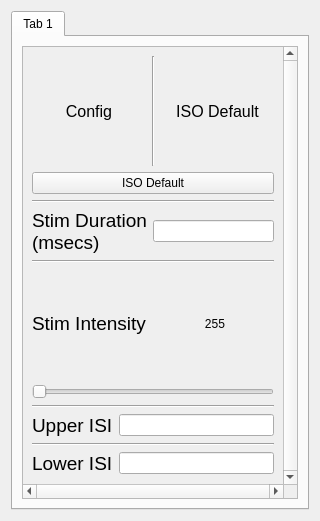
Qt form Unused/UIFiles/new_drt_tab_contents.ui (USnark772/-RSCompanionV1) before a commit.
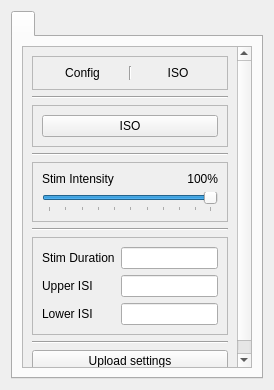
The same form after that commit.

Patch:
```diff
--- a/Unused/UIFiles/new_drt_tab_contents.ui
+++ b/Unused/UIFiles/new_drt_tab_contents.ui
@@ -6,71 +6,50 @@
    <rect>
     <x>0</x>
     <y>0</y>
-    <width>320</width>
-    <height>521</height>
+    <width>274</width>
+    <height>390</height>
    </rect>
   </property>
   <property name="windowTitle">
    <string>Form</string>
   </property>
-  <layout class="QVBoxLayout" name="verticalLayout_2">
+  <layout class="QVBoxLayout" name="verticalLayout">
    <item>
     <widget class="QTabWidget" name="tabWidget">
-     <property name="sizePolicy">
-      <sizepolicy hsizetype="Minimum" vsizetype="Minimum">
-       <horstretch>0</horstretch>
-       <verstretch>0</verstretch>
-      </sizepolicy>
-     </property>
      <property name="currentIndex">
       <number>0</number>
      </property>
      <widget class="QWidget" name="tab">
       <attribute name="title">
-       <string>Tab 1</string>
+       <string/>
       </attribute>
       <layout class="QVBoxLayout" name="verticalLayout_10">
        <item>
-        <layout class="QHBoxLayout" name="tab_horiz_layout">
-         <item>
-          <widget class="QScrollArea" name="scroll_area">
-           <property name="sizePolicy">
-            <sizepolicy hsizetype="Minimum" vsizetype="Minimum">
-             <horstretch>0</horstretch>
-             <verstretch>0</verstretch>
-            </sizepolicy>
-           </property>
-           <property name="verticalScrollBarPolicy">
-            <enum>Qt::ScrollBarAlwaysOn</enum>
-           </property>
-           <property name="horizontalScrollBarPolicy">
-            <enum>Qt::ScrollBarAlwaysOn</enum>
-           </property>
-           <property name="sizeAdjustPolicy">
-            <enum>QAbstractScrollArea::AdjustToContents</enum>
-           </property>
+        <widget class="QScrollArea" name="scrollArea">
            <property name="widgetResizable">
             <bool>true</bool>
            </property>
-           <widget class="QWidget" name="scroll_area_contents">
+         <widget class="QWidget" name="scrollAreaWidgetContents">
             <property name="geometry">
              <rect>
               <x>0</x>
               <y>0</y>
-              <width>257</width>
-              <height>438</height>
-             </rect>
-            </property>
-            <layout class="QVBoxLayout" name="verticalLayout">
+            <width>230</width>
+            <height>326</height>
+           </rect>
+          </property>
+          <layout class="QVBoxLayout" name="verticalLayout_5">
              <item>
-              <layout class="QHBoxLayout" name="config_horizontalLayout">
+            <widget class="QFrame" name="config_frame">
+             <property name="frameShape">
+              <enum>QFrame::StyledPanel</enum>
+             </property>
+             <property name="frameShadow">
+              <enum>QFrame::Raised</enum>
+             </property>
+             <layout class="QHBoxLayout" name="horizontalLayout_3">
                <item>
                 <widget class="QLabel" name="config_label">
-                 <property name="font">
-                  <font>
-                   <pointsize>12</pointsize>
-                  </font>
-                 </property>
                  <property name="text">
                   <string>Config</string>
                  </property>
@@ -80,21 +59,16 @@
                 </widget>
                </item>
                <item>
-                <widget class="Line" name="config_label_val_sep_line">
+               <widget class="Line" name="config_sep_line">
                  <property name="orientation">
                   <enum>Qt::Vertical</enum>
                  </property>
                 </widget>
                </item>
                <item>
-                <widget class="QLabel" name="config_val_label">
-                 <property name="font">
-                  <font>
-                   <pointsize>12</pointsize>
-                  </font>
-                 </property>
+               <widget class="QLabel" name="config_val">
                  <property name="text">
-                  <string>ISO Default</string>
+                 <string>ISO</string>
                  </property>
                  <property name="alignment">
                   <set>Qt::AlignCenter</set>
@@ -102,138 +76,183 @@
                 </widget>
                </item>
               </layout>
-             </item>
-             <item>
-              <widget class="QPushButton" name="iso_default_push_button">
-               <property name="text">
-                <string>ISO Default</string>
-               </property>
               </widget>
              </item>
              <item>
-              <widget class="Line" name="config_stim_dur_sep_line">
+            <widget class="Line" name="config_preset_sep_line">
                <property name="orientation">
                 <enum>Qt::Horizontal</enum>
                </property>
               </widget>
              </item>
              <item>
-              <layout class="QHBoxLayout" name="stim_dur_horizontalLayout">
+            <widget class="QFrame" name="presets_frame">
+             <property name="frameShape">
+              <enum>QFrame::StyledPanel</enum>
+             </property>
+             <property name="frameShadow">
+              <enum>QFrame::Raised</enum>
+             </property>
+             <layout class="QVBoxLayout" name="verticalLayout_6">
                <item>
-                <widget class="QLabel" name="stim_dur_label">
-                 <property name="font">
-                  <font>
-                   <pointsize>14</pointsize>
-                  </font>
-                 </property>
+               <widget class="QPushButton" name="iso_button">
                  <property name="text">
-                  <string>Stim Duration
-(msecs)</string>
+                 <string>ISO</string>
                  </property>
                 </widget>
                </item>
-               <item>
-                <widget class="QLineEdit" name="lineEdit_4"/>
-               </item>
-              </layout>
+             </layout>
+            </widget>
              </item>
              <item>
-              <widget class="Line" name="stim_dur_intens_sep_line">
+            <widget class="Line" name="preset_slider_box_sep_line">
                <property name="orientation">
                 <enum>Qt::Horizontal</enum>
                </property>
               </widget>
              </item>
              <item>
-              <layout class="QHBoxLayout" name="stim_intens_horizontalLayout">
+            <widget class="QFrame" name="slider_frame">
+             <property name="frameShape">
+              <enum>QFrame::StyledPanel</enum>
+             </property>
+             <property name="frameShadow">
+              <enum>QFrame::Raised</enum>
+             </property>
+             <layout class="QVBoxLayout" name="verticalLayout_2">
+              <item>
+               <layout class="QHBoxLayout" name="STIMINTENSLAYOUT">
                <item>
                 <widget class="QLabel" name="stim_intens_label">
-                 <property name="font">
-                  <font>
-                   <pointsize>14</pointsize>
-                  </font>
-                 </property>
                  <property name="text">
                   <string>Stim Intensity</string>
                  </property>
                 </widget>
                </item>
                <item>
-                <widget class="QLabel" name="label">
+                 <widget class="QLabel" name="stim_intens_val">
                  <property name="text">
-                  <string>255</string>
+                   <string>100%</string>
                  </property>
                  <property name="alignment">
-                  <set>Qt::AlignCenter</set>
+                   <set>Qt::AlignRight|Qt::AlignTrailing|Qt::AlignVCenter</set>
                  </property>
                 </widget>
                </item>
               </layout>
              </item>
              <item>
-              <widget class="QSlider" name="horizontalSlider">
+               <widget class="QSlider" name="stim_intens_slider">
+                <property name="minimum">
+                 <number>1</number>
+                </property>
+                <property name="maximum">
+                 <number>100</number>
+                </property>
+                <property name="sliderPosition">
+                 <number>100</number>
+                </property>
                <property name="orientation">
                 <enum>Qt::Horizontal</enum>
                </property>
-              </widget>
-             </item>
+                <property name="tickPosition">
+                 <enum>QSlider::TicksBelow</enum>
+                </property>
+                <property name="tickInterval">
+                 <number>10</number>
+                </property>
+               </widget>
+              </item>
+             </layout>
+            </widget>
+           </item>
              <item>
-              <widget class="Line" name="stim_intens_upper_isi_sep_line">
+            <widget class="Line" name="slider_box_input_box_sep_line">
                <property name="orientation">
                 <enum>Qt::Horizontal</enum>
                </property>
               </widget>
              </item>
              <item>
-              <layout class="QHBoxLayout" name="upper_isi_horizontalLayout">
-               <item>
+            <widget class="QFrame" name="input_box_frame">
+             <property name="frameShape">
+              <enum>QFrame::StyledPanel</enum>
+             </property>
+             <property name="frameShadow">
+              <enum>QFrame::Raised</enum>
+             </property>
+             <layout class="QGridLayout" name="gridLayout_2">
+              <item row="0" column="1">
+               <widget class="QLineEdit" name="stim_dur_line_edit">
+                <property name="maximumSize">
+                 <size>
+                  <width>100</width>
+                  <height>16777215</height>
+                 </size>
+                </property>
+               </widget>
+              </item>
+              <item row="1" column="0">
                 <widget class="QLabel" name="upper_isi_label">
-                 <property name="font">
-                  <font>
-                   <pointsize>14</pointsize>
-                  </font>
-                 </property>
                  <property name="text">
                   <string>Upper ISI</string>
                  </property>
                 </widget>
                </item>
-               <item>
-                <widget class="QLineEdit" name="lineEdit_2"/>
-               </item>
-              </layout>
-             </item>
-             <item>
-              <widget class="Line" name="upper_lower_isi_sep_line">
-               <property name="orientation">
-                <enum>Qt::Horizontal</enum>
+              <item row="1" column="1">
+               <widget class="QLineEdit" name="upper_isi_line_edit">
+                <property name="maximumSize">
+                 <size>
+                  <width>100</width>
+                  <height>16777215</height>
+                 </size>
+                </property>
+               </widget>
+              </item>
+              <item row="0" column="0">
+               <widget class="QLabel" name="stim_dur_label">
+                <property name="text">
+                 <string>Stim Duration</string>
+                </property>
+               </widget>
+              </item>
+              <item row="2" column="1">
+               <widget class="QLineEdit" name="lower_isi_line_edit">
+                <property name="maximumSize">
+                 <size>
+                  <width>100</width>
+                  <height>16777215</height>
+                 </size>
                </property>
               </widget>
              </item>
-             <item>
-              <layout class="QHBoxLayout" name="lower_isi_horizontalLayout">
-               <item>
+              <item row="2" column="0">
                 <widget class="QLabel" name="lower_isi_label">
-                 <property name="font">
-                  <font>
-                   <pointsize>14</pointsize>
-                  </font>
-                 </property>
                  <property name="text">
                   <string>Lower ISI</string>
                  </property>
                 </widget>
                </item>
-               <item>
-                <widget class="QLineEdit" name="lineEdit"/>
-               </item>
-              </layout>
-             </item>
-            </layout>
-           </widget>
+             </layout>
+            </widget>
+           </item>
+           <item>
+            <widget class="Line" name="input_upload_sep_line">
+             <property name="orientation">
+              <enum>Qt::Horizontal</enum>
+             </property>
+            </widget>
+           </item>
+           <item>
+            <widget class="QPushButton" name="upload_settings_button">
+             <property name="text">
+              <string>Upload settings</string>
+             </property>
           </widget>
          </item>
         </layout>
+         </widget>
+        </widget>
        </item>
       </layout>
      </widget>
```
Left out of the diff: 4 changed lines with no effect on the pictures. Lines whose indentation alone changed are shown as unchanged.
